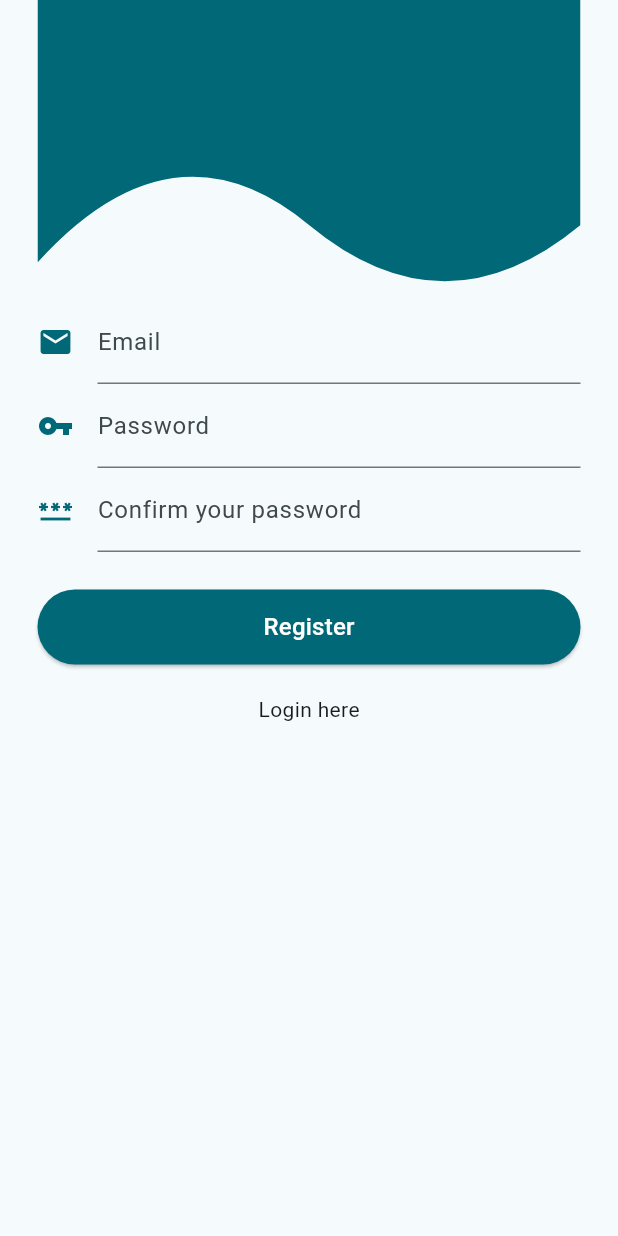
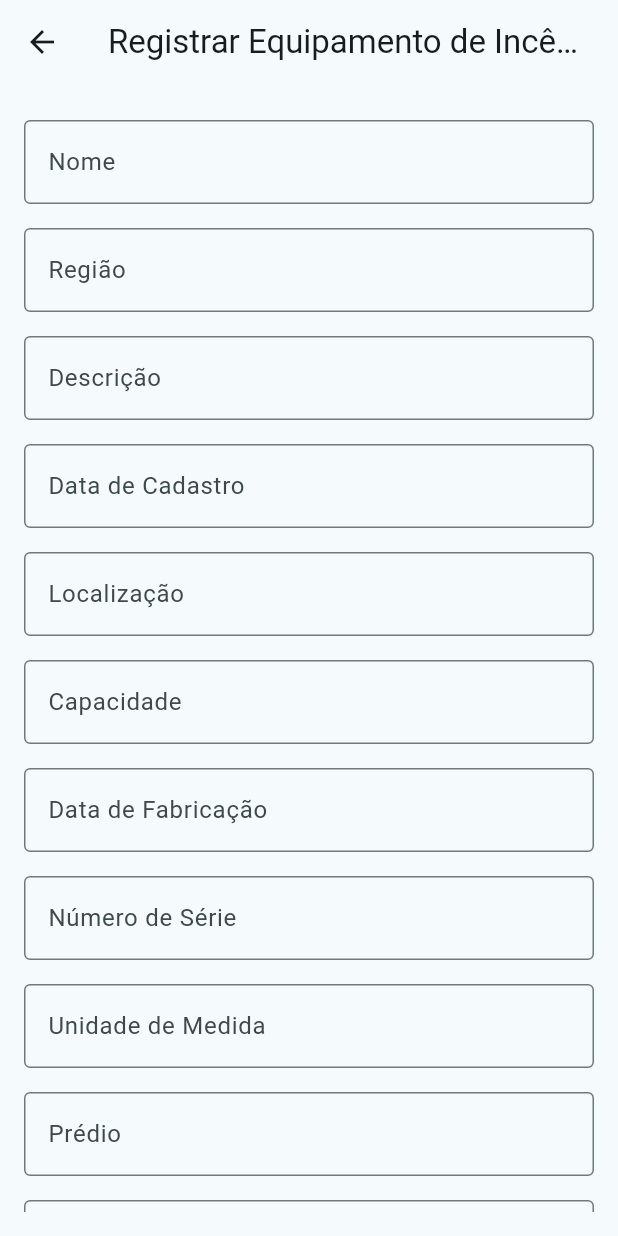
Before and after one commit to Heistoo/PII_4S, a Flutter app: the screen it shows after launch, after a tap on "Register", on a phone screen of 412 x 824 dp. Run offline on Flutter 3.47's test engine with Material 3 defaults, Android fonts, the phone set to English and light mode, and no system bars.

Commit message:
feito a tela de registro de equipamento sem style

```diff
--- a/lib/flutter_authentication/authentication_screen.dart
+++ b/lib/flutter_authentication/authentication_screen.dart
@@ -49,7 +49,9 @@ class _AuthenticationScreenState extends State<AuthenticationScreen> {
                   minimumSize: const Size.fromHeight(50),
                   backgroundColor: Theme.of(context).colorScheme.primary,
                 ),
-                onPressed: () {},
+                onPressed: () {
+                  Navigator.pushNamed(context, '/registrar');
+                },
                 child: Text(register == true ? 'Register' : "Login",
                 style: Theme.of(context).textTheme.titleMedium?.copyWith(
                   color: Colors.white,),
--- /dev/null
+++ b/lib/flutter_gear_registration/gear_registration.dart
@@ -0,0 +1,85 @@
+import 'package:flutter/material.dart';
+
+class RegistrarEquipamentoScreen extends StatefulWidget {
+  @override
+  _RegistrarEquipamentoScreenState createState() => _RegistrarEquipamentoScreenState();
+}
+
+class _RegistrarEquipamentoScreenState extends State<RegistrarEquipamentoScreen> {
+  final _formKey = GlobalKey<FormState>();
+
+  // Controladores dos campos de texto
+  TextEditingController nomeController = TextEditingController();
+  TextEditingController regiaoController = TextEditingController();
+  TextEditingController descricaoController = TextEditingController();
+  TextEditingController dataCadastroController = TextEditingController();
+  TextEditingController localizacaoController = TextEditingController();
+  TextEditingController capacidadeController = TextEditingController();
+  TextEditingController dataFabricacaoController = TextEditingController();
+  TextEditingController numeroSerieController = TextEditingController();
+  TextEditingController unidadeMedidaController = TextEditingController();
+  TextEditingController predioController = TextEditingController();
+  TextEditingController validadeController = TextEditingController();
+  TextEditingController statusController = TextEditingController();
+
+  @override
+  Widget build(BuildContext context) {
+    return Scaffold(
+      appBar: AppBar(
+        title: Text('Registrar Equipamento de Incêndio'),
+      ),
+      body: Padding(
+        padding: const EdgeInsets.all(16.0),
+        child: Form(
+          key: _formKey,
+          child: ListView(
+            children: <Widget>[
+              _buildTextField(nomeController, 'Nome'),
+              _buildTextField(regiaoController, 'Região'),
+              _buildTextField(descricaoController, 'Descrição'),
+              _buildTextField(dataCadastroController, 'Data de Cadastro', keyboardType: TextInputType.datetime),
+              _buildTextField(localizacaoController, 'Localização'),
+              _buildTextField(capacidadeController, 'Capacidade', keyboardType: TextInputType.number),
+              _buildTextField(dataFabricacaoController, 'Data de Fabricação', keyboardType: TextInputType.datetime),
+              _buildTextField(numeroSerieController, 'Número de Série'),
+              _buildTextField(unidadeMedidaController, 'Unidade de Medida'),
+              _buildTextField(predioController, 'Prédio'),
+              _buildTextField(validadeController, 'Validade', keyboardType: TextInputType.datetime),
+              _buildTextField(statusController, 'Status'),
+              SizedBox(height: 20),
+              ElevatedButton(
+                onPressed: () {
+                  if (_formKey.currentState!.validate()) {
+                    // Lógica para registrar o equipamento
+                    ScaffoldMessenger.of(context).showSnackBar(SnackBar(content: Text('Equipamento registrado com sucesso!')));
+                  }
+                },
+                child: Text('Registrar'),
+              ),
+            ],
+          ),
+        ),
+      ),
+    );
+  }
+
+  Widget _buildTextField(TextEditingController controller, String labelText, {TextInputType keyboardType = TextInputType.text}) {
+    return Padding(
+      padding: const EdgeInsets.symmetric(vertical: 8.0),
+      child: TextFormField(
+        controller: controller,
+        keyboardType: keyboardType,
+        decoration: InputDecoration(
+          border: OutlineInputBorder(),
+          labelText: labelText,
+        ),
+        validator: (value) {
+          if (value == null || value.isEmpty) {
+            return 'Por favor, insira $labelText';
+          }
+          return null;
+        },
+      ),
+    );
+  }
+}
--- a/lib/main.dart
+++ b/lib/main.dart
@@ -1,5 +1,6 @@
 import 'package:flutter/material.dart';
 import 'package:pii_4s/flutter_authentication/authentication_screen.dart';
+import 'package:pii_4s/flutter_gear_registration/gear_registration.dart';
 void main() => runApp(const MyApp());
 
 class MyApp extends StatelessWidget {
@@ -13,6 +14,9 @@ class MyApp extends StatelessWidget {
         useMaterial3: true,
       ),
       home: const AuthenticationScreen(),
+      routes: {
+        '/registrar': (context) => RegistrarEquipamentoScreen(), // Rota para a tela de registrar
+      },
     );
   }
 }
```
